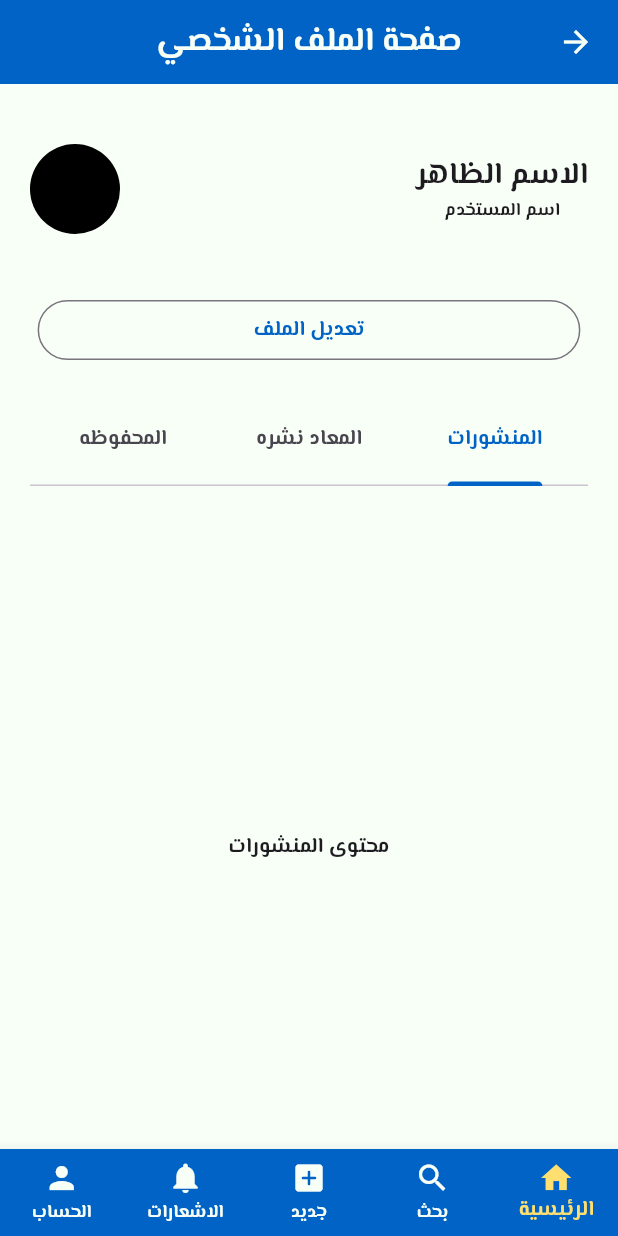
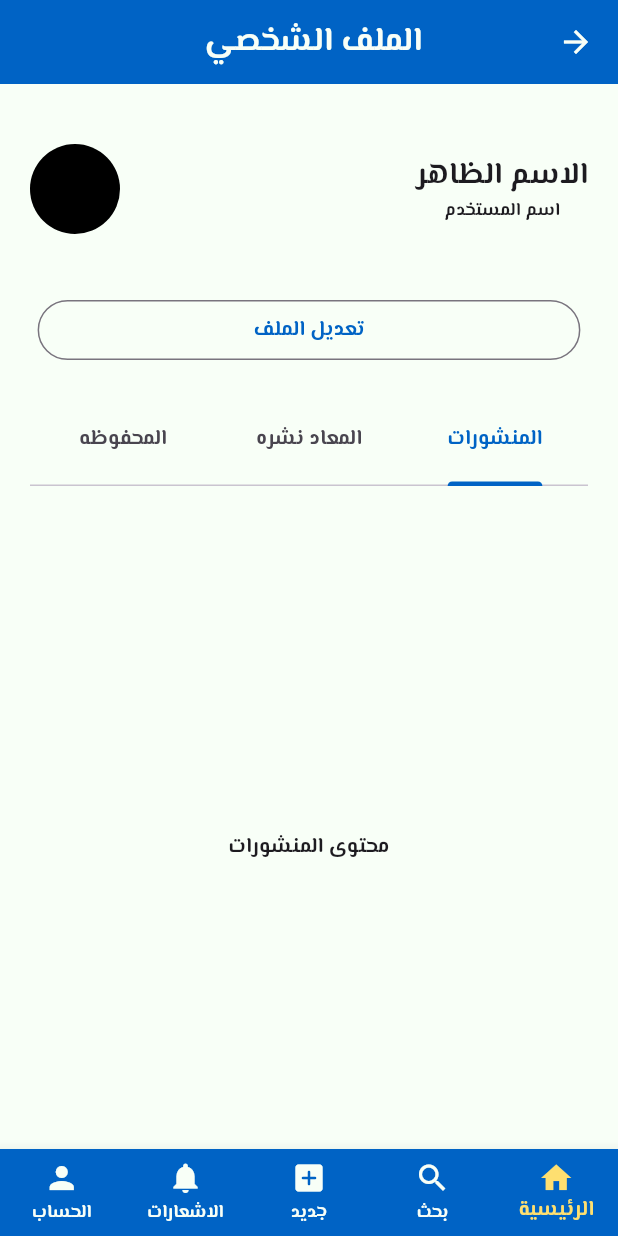
Before and after one commit to Nassertion/USTcommunity, a Flutter app: the Profilescreen screen opened by its route, on a phone screen of 412 x 824 dp. Run offline on Flutter 3.47's test engine with Material 3 defaults, Android fonts, the phone set to English and light mode, and no system bars; our stand-ins replace flutter_riverpod, flutter_secure_storage, flutter_svg; missing offline and left inert: dart:ffi; accounts and stored records are empty.

```diff
--- a/lib/view/profile_screen.dart
+++ b/lib/view/profile_screen.dart
@@ -1,5 +1,6 @@
 import 'package:flutter/material.dart';
 import 'package:graduation_project/constant/constantColors.dart';
+import 'package:graduation_project/widgets/app_bar.dart';
 import 'package:graduation_project/widgets/bottom_nav.dart';
 
 class Profilescreen extends StatefulWidget {
@@ -22,10 +23,7 @@ class _ProfilescreenState extends State<Profilescreen>
   @override
   Widget build(BuildContext context) {
     return Scaffold(
-      appBar: AppBar(
-        title: Text("صفحة الملف الشخصي"),
-        centerTitle: true,
-      ),
+      appBar: customAppBar("الملف الشخصي "),
       bottomNavigationBar: Bottomnav(),
       body: Column(
         children: [
--- a/lib/widgets/app_bar.dart
+++ b/lib/widgets/app_bar.dart
@@ -4,7 +4,6 @@ AppBar customAppBar(String title) {
   return AppBar(
     title: Text(title),
     leading: BackButton(),
-    elevation: 2,
     centerTitle: true,
   );
 }
```
Also changed, not shown: lib/view/notifacation_screen.dart (+2 -6 lines), lib/view/post_creation_screen.dart (+2 -6 lines), lib/view/search_screen.dart (+18 -1 lines).
